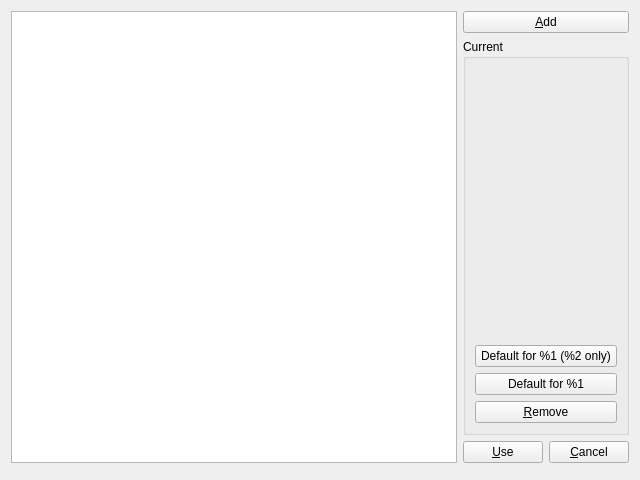
MultiMC/Launcher, file application/widgets/AccountsWidget.ui: the form before one commit.
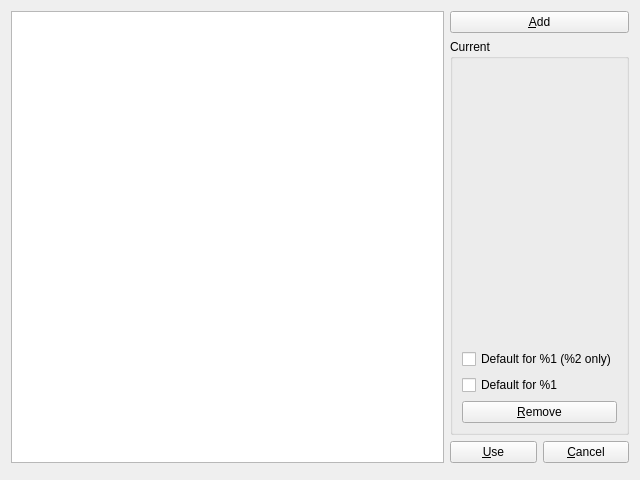
The form after the commit. Custom widgets are drawn as their Qt base class.

```diff
--- a/application/widgets/AccountsWidget.ui
+++ b/application/widgets/AccountsWidget.ui
@@ -66,7 +66,7 @@
          </spacer>
         </item>
         <item>
-         <widget class="QPushButton" name="containerDefaultBtn">
+         <widget class="QCheckBox" name="containerDefaultBtn">
           <property name="text">
            <string>Default for %1 (%2 only)</string>
           </property>
@@ -76,7 +76,7 @@
          </widget>
         </item>
         <item>
-         <widget class="QPushButton" name="globalDefaultBtn">
+         <widget class="QCheckBox" name="globalDefaultBtn">
           <property name="text">
            <string>Default for %1</string>
           </property>
```
